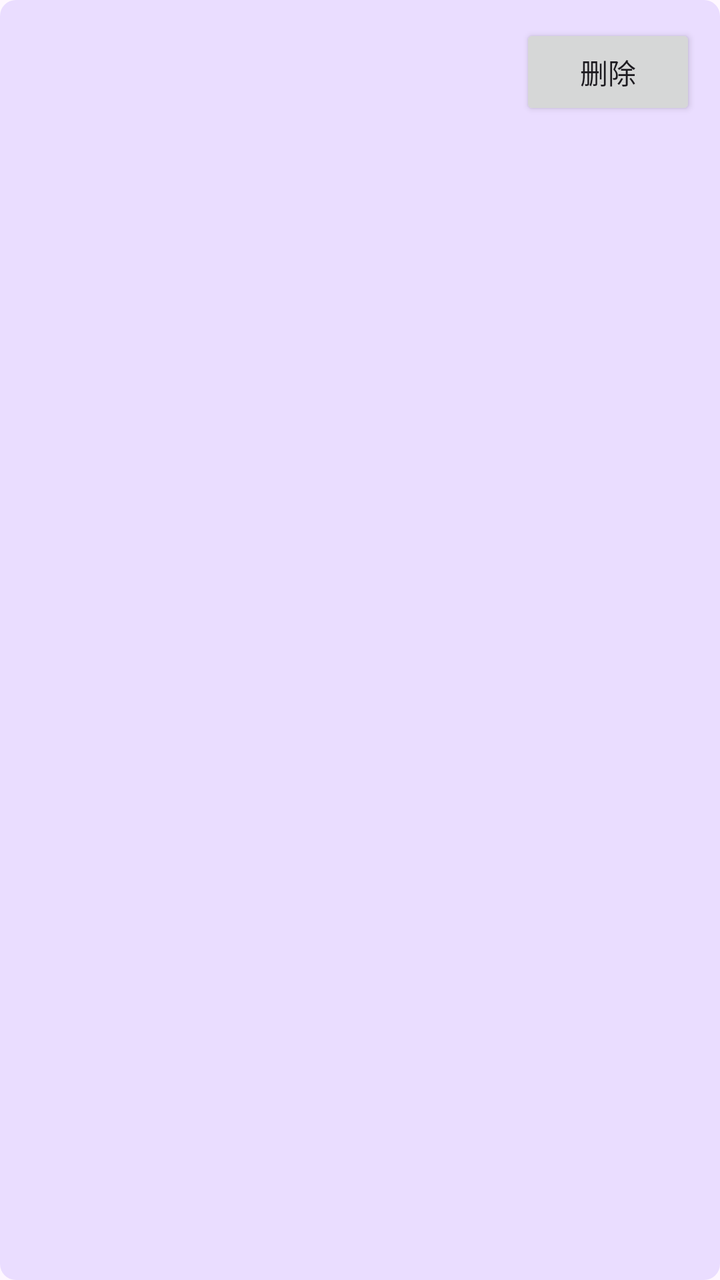
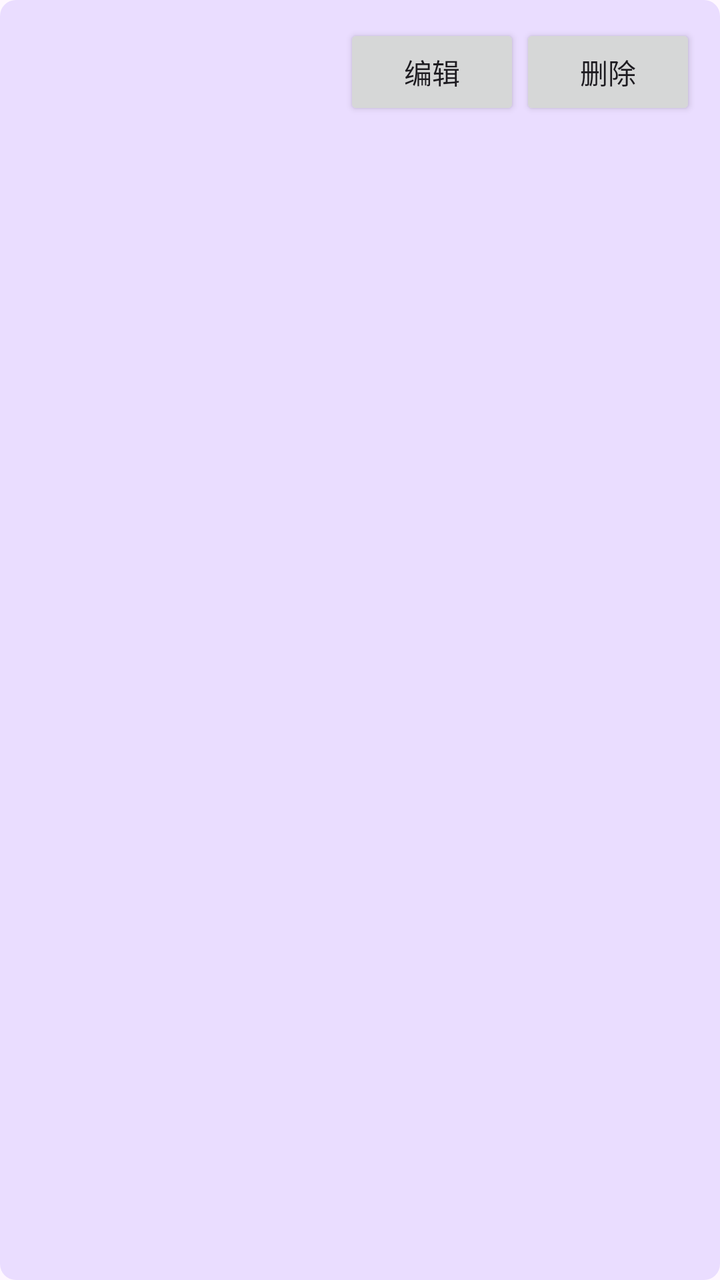

Before-and-after screenshots of an Android layout around one commit, followed by the original layout XML and the change that was made.
<!-- AndroidManifest.xml: application theme Theme.ReminderApp -->
<!-- res/layout/item_reminder.xml -->
<?xml version="1.0" encoding="utf-8"?>
<LinearLayout xmlns:android="http://schemas.android.com/apk/res/android"
    android:layout_width="match_parent"
    android:layout_height="wrap_content"
    android:orientation="horizontal"
    android:padding="12dp"
    android:layout_marginBottom="8dp"
    android:background="@drawable/bg_item">

    <TextView
        android:id="@+id/tvInfo"
        android:layout_width="0dp"
        android:layout_height="wrap_content"
        android:layout_weight="1"
        android:textSize="16sp"
        android:textColor="#000000" />

    <Button
        android:id="@+id/btnDelete"
        android:layout_width="wrap_content"
        android:layout_height="wrap_content"
        android:text="删除" />
</LinearLayout>
<!-- resources referenced by this layout -->
<resources>
  <!-- drawable bg_item (drawable) -->
  <?xml version="1.0" encoding="utf-8"?>
  <shape xmlns:android="http://schemas.android.com/apk/res/android"
      android:shape="rectangle">
      <solid android:color="#EADDFF" />
      <corners android:radius="8dp" />
  </shape>
  <style name="Theme.ReminderApp" parent="Theme.Material3.DayNight.NoActionBar">
          <item name="colorPrimary">@color/purple_500</item>
          <item name="colorPrimaryDark">@color/purple_700</item>
          <item name="colorAccent">@color/teal_200</item>
      </style>
  <color name="purple_500">#6750A4</color>
  <color name="purple_700">#21005D</color>
  <color name="teal_200">#FF03DAC5</color>
</resources>

<!-- the commit's change to res/layout/item_reminder.xml (unified diff, before → after) -->
@@ -16,6 +16,12 @@
         android:textColor="#000000" />
 
     <Button
+        android:id="@+id/btnEdit"
+        android:layout_width="wrap_content"
+        android:layout_height="wrap_content"
+        android:text="编辑" />
+
+    <Button
         android:id="@+id/btnDelete"
         android:layout_width="wrap_content"
         android:layout_height="wrap_content"
